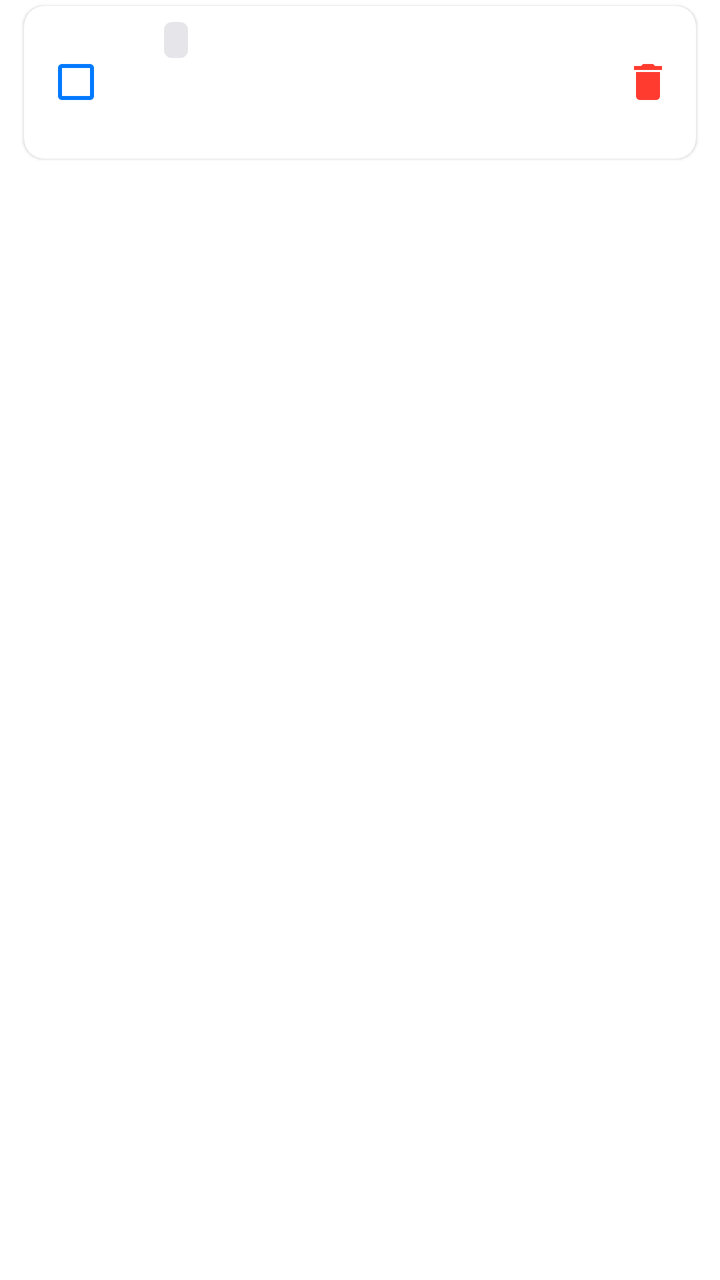
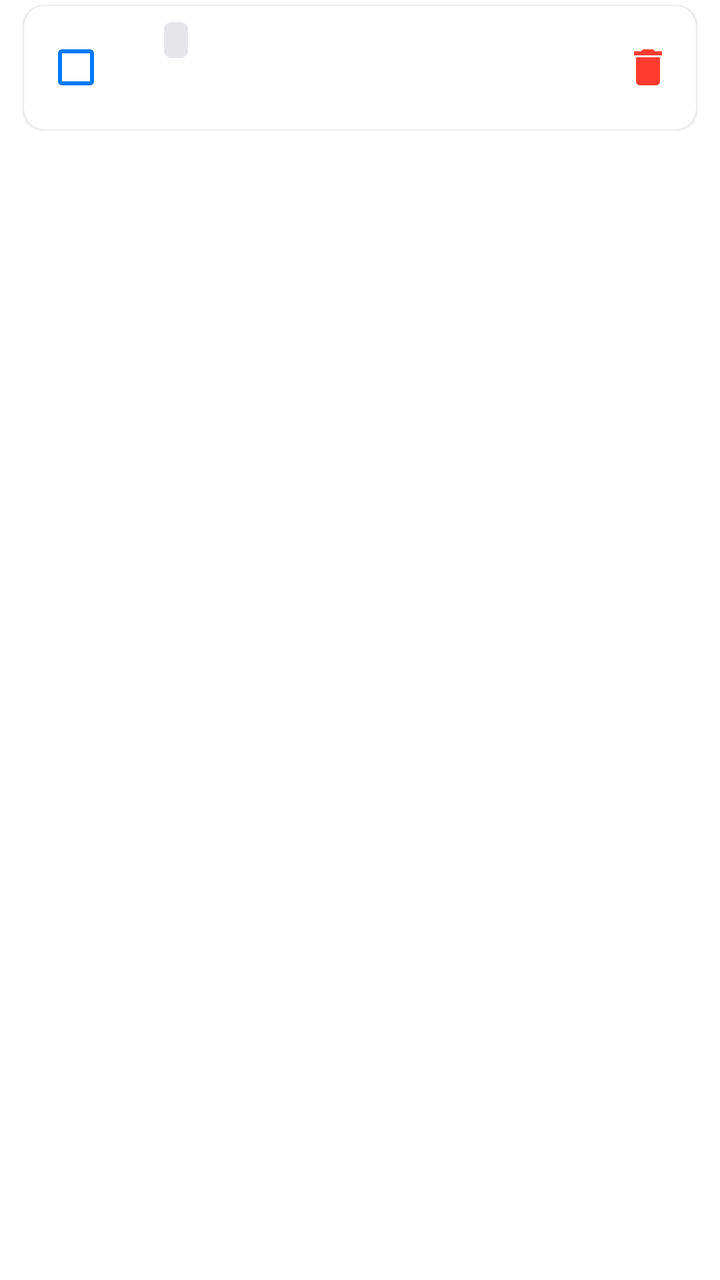

Compare the two renders of this Android layout. The source of the first and the diff that turns it into the second are given below.
<!-- AndroidManifest.xml: application theme Theme.TodoApp -->
<!-- res/layout/item_task.xml -->
<?xml version="1.0" encoding="utf-8"?>
<FrameLayout xmlns:android="http://schemas.android.com/apk/res/android"
    xmlns:app="http://schemas.android.com/apk/res-auto"
    android:layout_width="match_parent"
    android:layout_height="wrap_content"
    android:clipChildren="false">

    <androidx.cardview.widget.CardView
        android:id="@+id/cardView"
        android:layout_width="match_parent"
        android:layout_height="wrap_content"
        android:layout_marginHorizontal="12dp"
        android:layout_marginTop="3dp"
        android:clickable="false"
        android:focusable="false"
        app:cardBackgroundColor="?attr/colorSurface"
        app:cardCornerRadius="10dp"
        app:cardElevation="1dp"
        app:contentPadding="0dp">

        <LinearLayout
            android:layout_width="match_parent"
            android:layout_height="wrap_content"
            android:gravity="center_vertical"
            android:orientation="horizontal"
            android:paddingStart="4dp" android:paddingEnd="4dp"
            android:paddingTop="8dp" android:paddingBottom="8dp">

            <CheckBox android:id="@+id/checkBox"
                android:layout_width="44dp" android:layout_height="44dp"
                android:buttonTint="@color/checkboxTint" android:gravity="center" />

            <LinearLayout
                android:layout_width="0dp" android:layout_height="wrap_content"
                android:layout_weight="1"
                android:orientation="vertical"
                android:paddingStart="6dp" android:paddingEnd="4dp">

                
                <LinearLayout
                    android:layout_width="wrap_content" android:layout_height="wrap_content"
                    android:orientation="horizontal">

                    <TextView android:id="@+id/priorityBadge"
                        android:layout_width="wrap_content" android:layout_height="18dp"
                        android:gravity="center" android:paddingHorizontal="6dp"
                        android:textSize="10sp" android:textColor="@android:color/white" />

                    <TextView android:id="@+id/categoryBadge"
                        android:layout_width="wrap_content" android:layout_height="18dp"
                        android:layout_marginStart="4dp" android:gravity="center"
                        android:paddingHorizontal="6dp" android:textSize="10sp"
                        android:textColor="@color/textSecondary"
                        android:background="@drawable/bg_badge" />

                    <TextView android:id="@+id/statusText"
                        android:layout_width="wrap_content" android:layout_height="18dp"
                        android:layout_marginStart="4dp" android:gravity="center"
                        android:paddingHorizontal="6dp" android:textSize="10sp"
                        android:textColor="@color/colorPrimary"
                        android:visibility="gone" />
                </LinearLayout>

                
                <TextView android:id="@+id/titleText"
                    android:layout_width="wrap_content" android:layout_height="wrap_content"
                    android:layout_marginTop="4dp"
                    android:textColor="?attr/colorOnSurface" android:textSize="16sp" />

                
                <LinearLayout
                    android:layout_width="wrap_content" android:layout_height="wrap_content"
                    android:layout_marginTop="2dp" android:orientation="horizontal">

                    <TextView android:id="@+id/timeText"
                        android:layout_width="wrap_content" android:layout_height="wrap_content"
                        android:textColor="?attr/colorOnSurface" android:textSize="11sp" />

                    <TextView android:id="@+id/startDateText"
                        android:layout_width="wrap_content" android:layout_height="wrap_content"
                        android:layout_marginStart="6dp" android:textSize="11sp"
                        android:textColor="?attr/colorOnSurface"
                        android:visibility="gone" />

                    <TextView android:id="@+id/dueDateText"
                        android:layout_width="wrap_content" android:layout_height="wrap_content"
                        android:layout_marginStart="6dp" android:textSize="11sp"
                        android:visibility="gone" />
                </LinearLayout>
            </LinearLayout>

            <ImageButton android:id="@+id/deleteButton"
                android:layout_width="40dp" android:layout_height="40dp"
                android:background="?attr/selectableItemBackgroundBorderless"
                android:padding="8dp" android:scaleType="centerInside"
                android:src="@drawable/ic_delete" />
        </LinearLayout>
    </androidx.cardview.widget.CardView>
</FrameLayout>
<!-- resources referenced by this layout -->
<resources>
  <color name="checkboxTint">#007AFF</color>
  <color name="colorPrimary">#007AFF</color>
  <color name="textSecondary">#8E8E93</color>
  <!-- drawable bg_badge (drawable) -->
  <?xml version="1.0" encoding="utf-8"?>
  <shape xmlns:android="http://schemas.android.com/apk/res/android">
      <solid android:color="#E5E5EA" />
      <corners android:radius="4dp" />
  </shape>
  <!-- drawable ic_delete (drawable) -->
  <?xml version="1.0" encoding="utf-8"?>
  <vector xmlns:android="http://schemas.android.com/apk/res/android"
      android:width="24dp"
      android:height="24dp"
      android:viewportWidth="24"
      android:viewportHeight="24"
      android:tint="#FF3B30">
      <path
          android:fillColor="#FFFFFF"
          android:pathData="M6,19c0,1.1 0.9,2 2,2h8c1.1,0 2,-0.9 2,-2V7H6v12zM19,4h-3.5l-1,-1h-5l-1,1H5v2h14V4z" />
  </vector>
  <style name="Theme.TodoApp" parent="Theme.MaterialComponents.Light.NoActionBar">
          <item name="colorPrimary">@color/colorPrimary</item>
          <item name="colorPrimaryVariant">@color/colorPrimaryDark</item>
          <item name="colorOnPrimary">@android:color/white</item>
          <item name="colorSecondary">@color/colorAccent</item>
          <item name="colorBackground">#F2F2F7</item>
          <item name="colorSurface">@android:color/white</item>
          <item name="colorOnSurface">#1C1C1E</item>
          <item name="android:statusBarColor">@android:color/white</item>
          <item name="android:navigationBarColor">@android:color/white</item>
          <item name="android:windowLightStatusBar">true</item>
      </style>
  <color name="colorPrimaryDark">#0066D6</color>
  <color name="colorAccent">#FF9500</color>
</resources>

<!-- the commit's change to res/layout/item_task.xml (unified diff, before → after) -->
@@ -72,10 +72,6 @@
                     android:layout_width="wrap_content" android:layout_height="wrap_content"
                     android:layout_marginTop="2dp" android:orientation="horizontal">
 
-                    <TextView android:id="@+id/timeText"
-                        android:layout_width="wrap_content" android:layout_height="wrap_content"
-                        android:textColor="?attr/colorOnSurface" android:textSize="11sp" />
-
                     <TextView android:id="@+id/startDateText"
                         android:layout_width="wrap_content" android:layout_height="wrap_content"
                         android:layout_marginStart="6dp" android:textSize="11sp"
